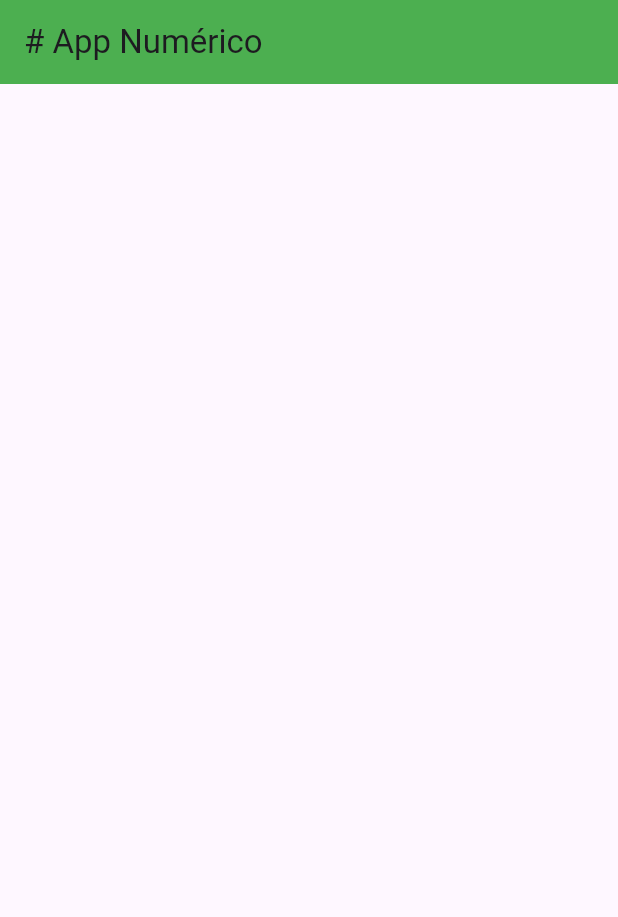
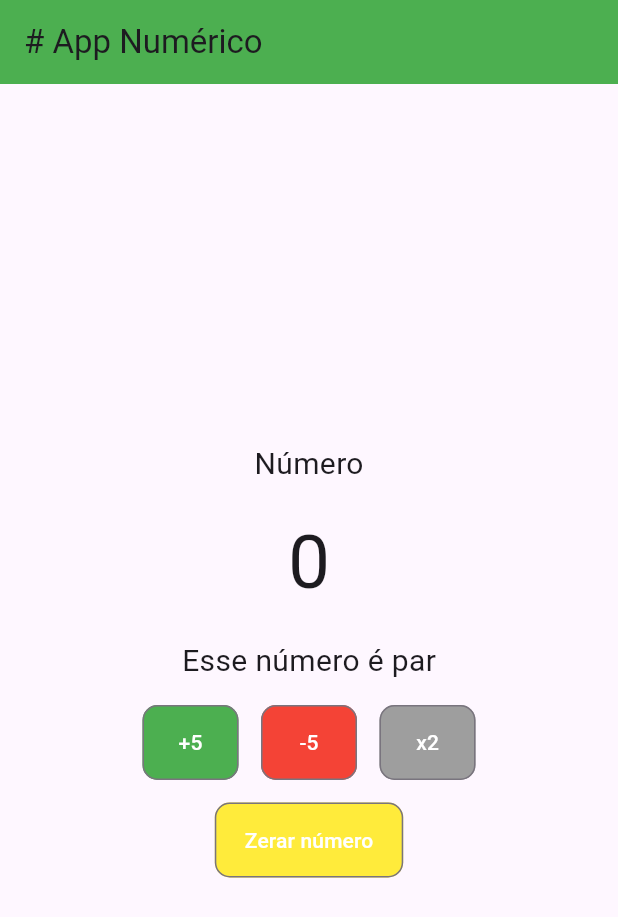
Before and after one commit to ichbinnichts/app_number, a Flutter app: the screen it shows after launch, on a phone screen of 412 x 824 dp. Shown: the top 917 px of the screen. Run offline on Flutter 3.47's test engine with Material 3 defaults, Android fonts, the phone set to English and light mode, and no system bars.

Commit message:
feat: add home page logic

```diff
--- a/lib/views/home_page.dart
+++ b/lib/views/home_page.dart
@@ -1,4 +1,9 @@
 import 'package:app_number/components/app_bar_component.dart';
+import 'package:app_number/components/main_button_component.dart';
+import 'package:app_number/components/main_dialog_component.dart';
+import 'package:app_number/components/main_text_component.dart';
+import 'package:app_number/controllers/number_controller.dart';
+import 'package:app_number/models/number.dart';
 import 'package:flutter/material.dart';
 
 class HomePage extends StatefulWidget {
@@ -9,10 +14,124 @@ class HomePage extends StatefulWidget {
 }
 
 class _HomePageState extends State<HomePage> {
+  String paridade = 'par';
+
+  void module() {
+    setState(() {
+      paridade = NumberController.instance.module();
+    });
+  }
+
+  void add5() {
+    setState(() {
+      NumberController.instance.add(5);
+    });
+  }
+
+  void subtract5() {
+    setState(() {
+      NumberController.instance.subtract(5);
+    });
+  }
+
+  void multiply2() {
+    setState(() {
+      NumberController.instance.multiply(2);
+    });
+  }
+
+  Future<void> _showDialog(
+      String title, String buttonText, String contentText) async {
+    return showDialog<void>(
+      context: context,
+      builder: ((BuildContext context) => mainDialog(
+          title: title,
+          buttonText: buttonText,
+          contentText: contentText,
+          ctx: context)),
+    );
+  }
+
+  void reset() {
+    if (Number.instance.getCounter() == 0) {
+      _showDialog('Alerta', 'OK', 'Númeró já é zero');
+      return;
+    }
+    setState(() {
+      NumberController.instance.reset();
+    });
+  }
+
   @override
   Widget build(BuildContext context) {
+    module();
     return Scaffold(
       appBar: appBar(Colors.green, '# App Numérico'),
+      body: Center(
+        child: Column(
+          mainAxisAlignment: MainAxisAlignment.center,
+          children: [
+            mainText(text: 'Número'),
+            const SizedBox(
+              height: 15,
+            ),
+            mainText(
+              text: Number.instance.getCounter().toString(),
+              fontSize: 50,
+            ),
+            const SizedBox(
+              height: 15,
+            ),
+            mainText(text: 'Esse número é $paridade'),
+            const SizedBox(
+              height: 15,
+            ),
+            Row(
+              mainAxisAlignment: MainAxisAlignment.center,
+              children: [
+                mainButton(
+                  text: '+5',
+                  buttonColor: Colors.green,
+                  buttonFunction: add5,
+                ),
+                const SizedBox(
+                  width: 15,
+                ),
+                mainButton(
+                  text: '-5',
+                  buttonColor: Colors.red,
+                  buttonFunction: subtract5,
+                ),
+                const SizedBox(
+                  width: 15,
+                ),
+                mainButton(
+                  text: 'x2',
+                  buttonColor: Colors.grey,
+                  buttonFunction: multiply2,
+                ),
+              ],
+            ),
+            const SizedBox(
+              height: 15,
+            ),
+            Column(
+              children: [
+                Row(
+                  mainAxisAlignment: MainAxisAlignment.center,
+                  children: [
+                    mainButton(
+                      text: 'Zerar número',
+                      buttonColor: Colors.yellow,
+                      buttonFunction: reset,
+                    ),
+                  ],
+                ),
+              ],
+            ),
+          ],
+        ),
+      ),
     );
   }
 }
```
